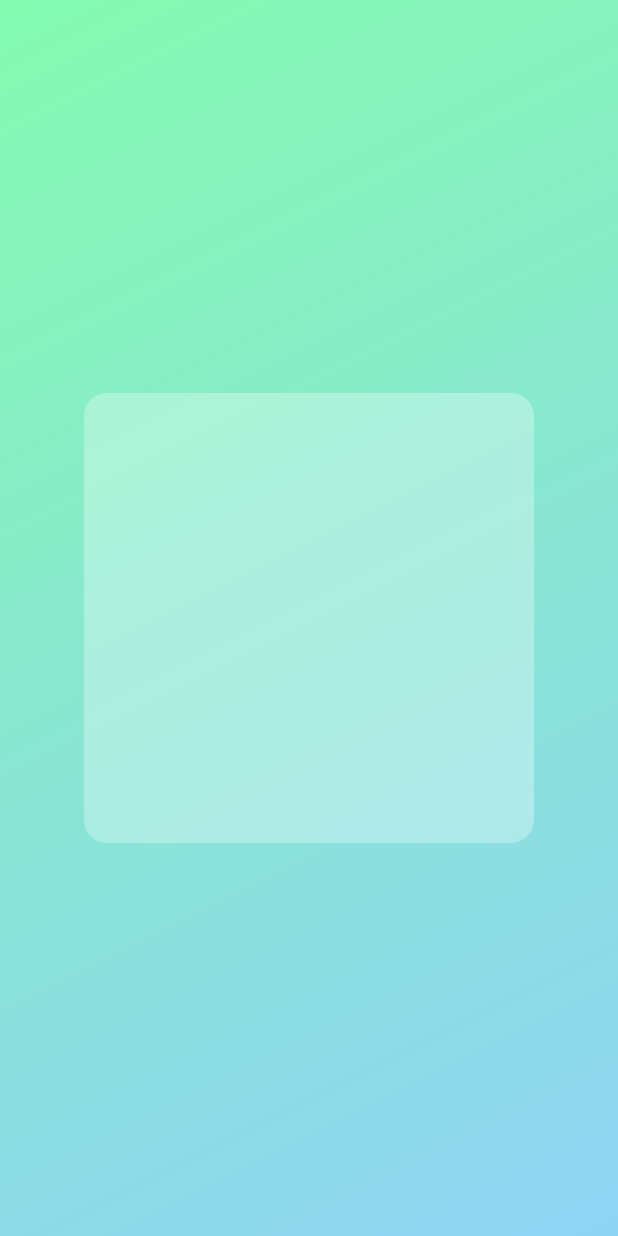
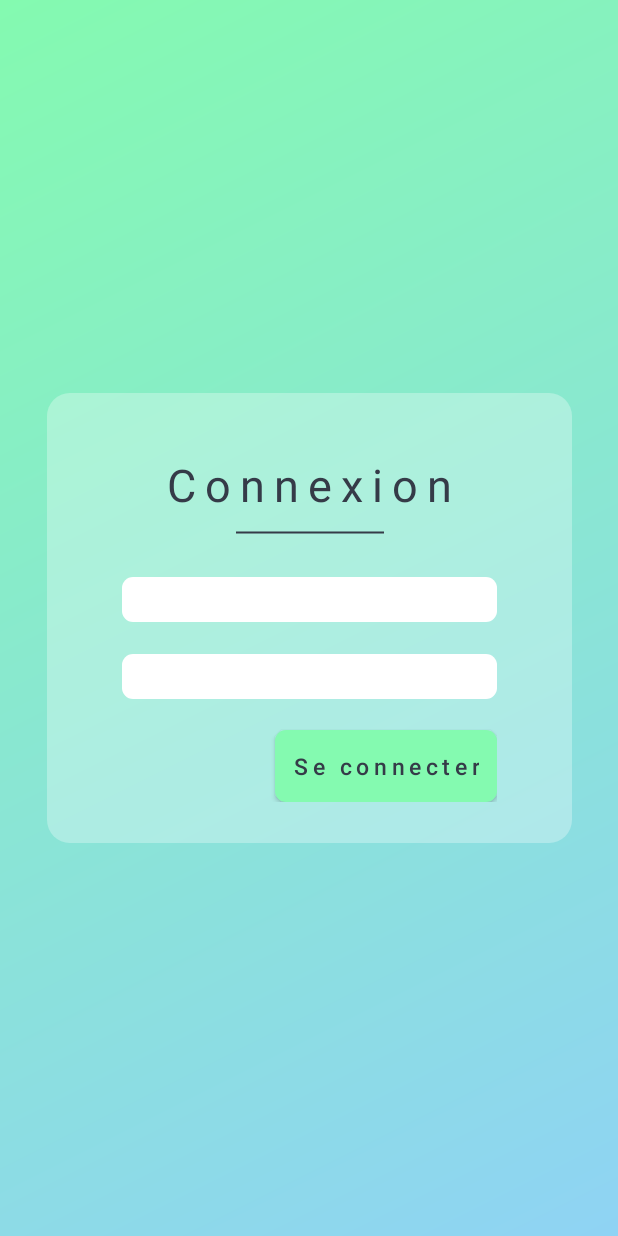
Before and after one commit to MathisLeRoyNivot/ViaBrico_App, an Android app: the screen it shows after launch (MainActivity before the commit, ConnectionActivity after it), on a phone screen of 412 x 824 dp. Run offline under Robolectric (Android 15) with nearby library versions, the phone set to English and light mode, and no system bars.

Commit message:
WIP ConnectionActivity design

```diff
--- a/APP/app/src/main/AndroidManifest.xml
+++ b/APP/app/src/main/AndroidManifest.xml
@@ -9,7 +9,7 @@
         android:roundIcon="@mipmap/ic_launcher_round"
         android:supportsRtl="true"
         android:theme="@style/AppTheme">
-        <activity android:name=".MainActivity">
+        <activity android:name=".ConnectionActivity">
             <intent-filter>
                 <action android:name="android.intent.action.MAIN" />
 
--- a/APP/app/src/main/java/com/example/adrien/app/MainActivity.java
+++ b/APP/app/src/main/java/com/example/adrien/app/ConnectionActivity.java
@@ -5,13 +5,13 @@ import android.support.v7.app.AppCompatActivity;
 import android.os.Bundle;
 import android.view.Window;
 
-public class MainActivity extends Activity {
+public class ConnectionActivity extends Activity {
 
     @Override
     protected void onCreate(Bundle savedInstanceState) {
         super.onCreate(savedInstanceState);
         requestWindowFeature(Window.FEATURE_NO_TITLE);
-        setContentView(R.layout.activity_main);
+        setContentView(R.layout.activity_connection);
 
 
     }
--- /dev/null
+++ b/APP/app/src/main/res/drawable/break_line.xml
@@ -0,0 +1,7 @@
+<?xml version="1.0" encoding="utf-8"?>
+<shape xmlns:android="http://schemas.android.com/apk/res/android" android:shape="line" >
+    <stroke android:width="1dp"
+        android:color="#353B48"/>
+    <size android:height="1dp" />
+    <solid android:color="#353B48"/>
+</shape>
--- /dev/null
+++ b/APP/app/src/main/res/drawable/form_bg.xml
@@ -0,0 +1,8 @@
+<?xml version="1.0" encoding="utf-8"?>
+<shape
+    xmlns:android="http://schemas.android.com/apk/res/android"
+    android:shape="rectangle">
+
+    <corners android:radius="7dp" />
+    <solid android:color="#FFFFFF" />
+</shape>
--- /dev/null
+++ b/APP/app/src/main/res/drawable/submit_bg.xml
@@ -0,0 +1,8 @@
+<?xml version="1.0" encoding="utf-8"?>
+<shape
+    xmlns:android="http://schemas.android.com/apk/res/android"
+    android:shape="rectangle">
+
+    <corners android:radius="7dp" />
+    <solid android:color="#84fab0" />
+</shape>
--- /dev/null
+++ b/APP/app/src/main/res/layout/activity_connection.xml
@@ -0,0 +1,88 @@
+<?xml version="1.0" encoding="utf-8"?>
+<android.support.constraint.ConstraintLayout xmlns:android="http://schemas.android.com/apk/res/android"
+    xmlns:app="http://schemas.android.com/apk/res-auto"
+    xmlns:tools="http://schemas.android.com/tools"
+    android:layout_width="match_parent"
+    android:layout_height="match_parent"
+    android:background="@drawable/bg_gradient"
+    tools:context=".ConnectionActivity">
+
+    <android.support.constraint.ConstraintLayout
+        android:layout_width="350dp"
+        android:layout_height="300dp"
+        android:background="@drawable/content_wrapper"
+        app:layout_constraintTop_toTopOf="parent"
+        app:layout_constraintBottom_toBottomOf="parent"
+        app:layout_constraintLeft_toLeftOf="parent"
+        app:layout_constraintRight_toRightOf="parent">
+
+        <TextView
+            android:layout_width="wrap_content"
+            android:layout_height="wrap_content"
+            android:id="@+id/form-title"
+            android:text="Connexion"
+            android:textSize="30sp"
+            android:textColor="#353B48"
+            android:letterSpacing="0.2"
+            app:layout_constraintTop_toTopOf="parent"
+            app:layout_constraintBottom_toTopOf="@+id/form-wrapper"
+            app:layout_constraintLeft_toLeftOf="parent"
+            app:layout_constraintRight_toRightOf="parent"/>
+
+        <TextView
+            android:layout_width="100dp"
+            android:layout_height="3dp"
+            android:id="@+id/line-break"
+            android:background="@drawable/break_line"
+            android:layout_marginTop="10dp"
+            app:layout_constraintRight_toRightOf="parent"
+            app:layout_constraintLeft_toLeftOf="parent"
+            app:layout_constraintTop_toBottomOf="@+id/form-title" />
+
+        <android.support.constraint.ConstraintLayout
+            android:layout_width="250dp"
+            android:layout_height="150dp"
+            android:id="@+id/form-wrapper"
+            app:layout_constraintTop_toBottomOf="@+id/line-break"
+            app:layout_constraintBottom_toBottomOf="parent"
+            app:layout_constraintLeft_toLeftOf="parent"
+            app:layout_constraintRight_toRightOf="parent">
+
+            <EditText
+                android:layout_width="0dp"
+                android:layout_height="30dp"
+                android:id="@+id/email-input"
+                android:background="@drawable/form_bg"
+                app:layout_constraintTop_toTopOf="parent"
+                app:layout_constraintRight_toRightOf="parent"
+                app:layout_constraintLeft_toLeftOf="parent"/>
+
+            <EditText
+                android:layout_width="0dp"
+                android:layout_height="30dp"
+                android:id="@+id/password-input"
+                android:background="@drawable/form_bg"
+                app:layout_constraintTop_toBottomOf="@+id/email-input"
+                app:layout_constraintBottom_toTopOf="@+id/connect-submit"
+                app:layout_constraintRight_toRightOf="parent"
+                app:layout_constraintLeft_toLeftOf="parent"/>
+
+            <Button
+                android:layout_height="wrap_content"
+                android:layout_width="wrap_content"
+                android:id="@+id/connect-submit"
+                android:text="Se connecter"
+                android:textSize="15sp"
+                android:textColor="#353B48"
+                android:textAllCaps="false"
+                android:letterSpacing="0.2"
+                android:paddingHorizontal="12dp"
+                android:background="@drawable/submit_bg"
+                app:layout_constraintRight_toRightOf="parent"
+                app:layout_constraintBottom_toBottomOf="parent"></Button>
+
+        </android.support.constraint.ConstraintLayout>
+
+    </android.support.constraint.ConstraintLayout>
+
+</android.support.constraint.ConstraintLayout>
--- a/APP/app/src/main/res/layout/activity_main.xml
+++ /dev/null
@@ -1,29 +0,0 @@
-<?xml version="1.0" encoding="utf-8"?>
-<android.support.constraint.ConstraintLayout xmlns:android="http://schemas.android.com/apk/res/android"
-    xmlns:app="http://schemas.android.com/apk/res-auto"
-    xmlns:tools="http://schemas.android.com/tools"
-    android:layout_width="match_parent"
-    android:layout_height="match_parent"
-    android:background="@drawable/bg_gradient"
-    tools:context=".MainActivity">
-
-    <TextView
-        android:layout_width="wrap_content"
-        android:layout_height="wrap_content"
-        app:layout_constraintBottom_toBottomOf="parent"
-        app:layout_constraintLeft_toLeftOf="parent"
-        app:layout_constraintRight_toRightOf="parent"
-        app:layout_constraintTop_toTopOf="parent" />
-
-    <android.support.constraint.ConstraintLayout
-        android:layout_width="300dp"
-        android:layout_height="300dp"
-        android:background="@drawable/content_wrapper"
-        app:layout_constraintTop_toTopOf="parent"
-        app:layout_constraintBottom_toBottomOf="parent"
-        app:layout_constraintLeft_toLeftOf="parent"
-        app:layout_constraintRight_toRightOf="parent">
-
-    </android.support.constraint.ConstraintLayout>
-
-</android.support.constraint.ConstraintLayout>
```
